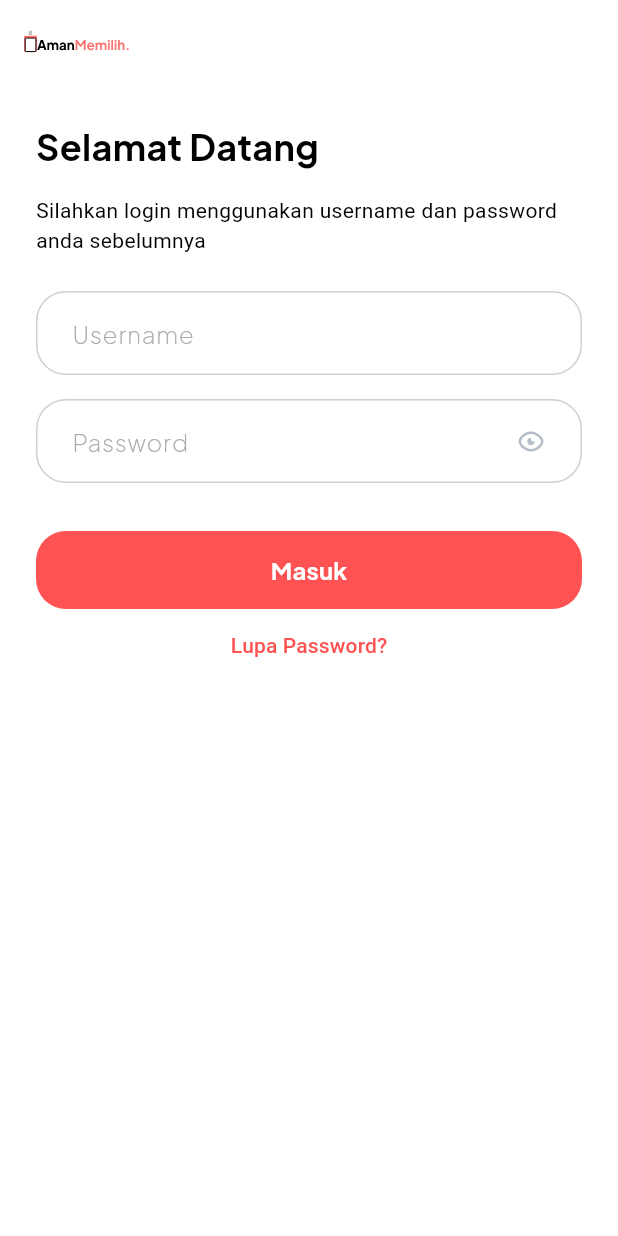
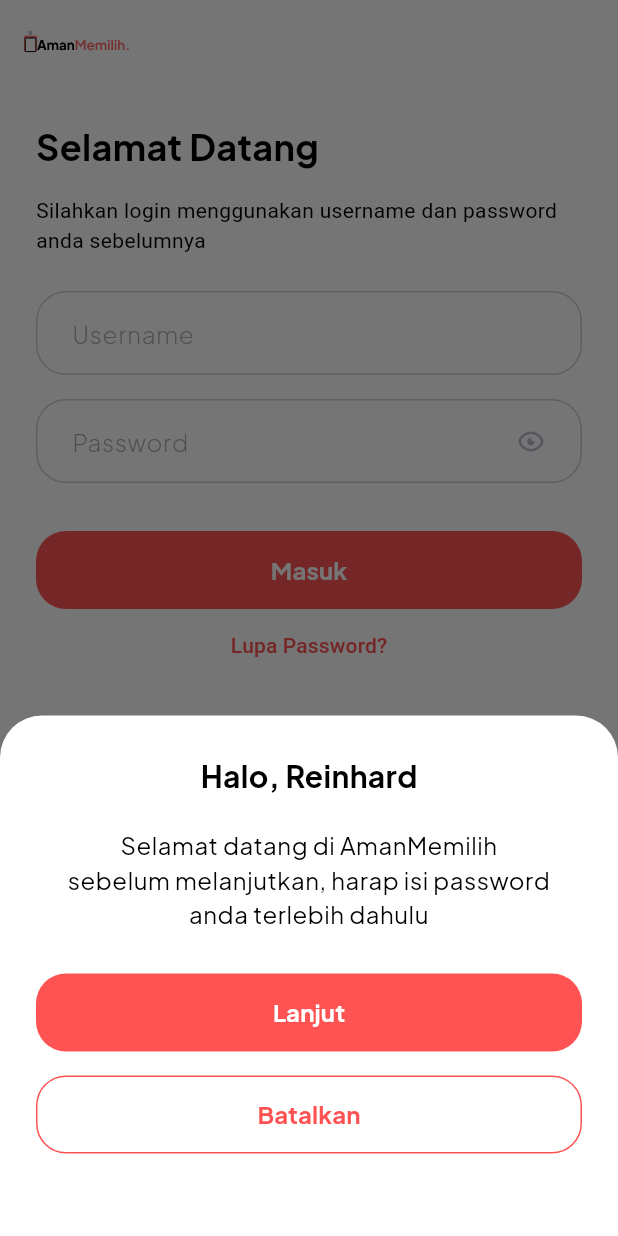
Before and after one commit to amanmemilih/amanmemilih-flutter, a Flutter app: the screen it shows after launch, after a tap on "Masuk", on a phone screen of 412 x 824 dp. Run offline on Flutter 3.47's test engine with Material 3 defaults, Android fonts, the phone set to English and light mode, and no system bars; our stand-ins replace dartz, dio, equatable, flutter_screenutil, flutter_svg, freezed_annotation and 3 more; missing offline and left inert: ua_client_hints.

Commit message:
feat: bottom sheet

```diff
--- /dev/null
+++ b/lib/core/widgets/bottom_sheet.dart
@@ -0,0 +1,71 @@
+import 'package:amanmemilih_mobile_app/core/widgets/elevated_button.dart';
+import 'package:amanmemilih_mobile_app/core/widgets/outlined_button.dart';
+import 'package:flutter/material.dart';
+import 'package:flutter_screenutil/flutter_screenutil.dart';
+import 'package:google_fonts/google_fonts.dart';
+
+class AMBottomSheet extends StatelessWidget {
+  const AMBottomSheet({
+    super.key,
+    required this.onContinue,
+    required this.onCancel,
+  });
+
+  final Function() onContinue;
+  final Function() onCancel;
+
+  @override
+  Widget build(BuildContext context) {
+    return Container(
+      height: 150.h,
+      decoration: const BoxDecoration(
+        borderRadius: BorderRadius.only(
+          topLeft: Radius.circular(16),
+          topRight: Radius.circular(16),
+        ),
+      ),
+      margin: const EdgeInsets.fromLTRB(24, 26, 24, 21),
+      width: double.infinity,
+      child: Column(
+        children: [
+          Text(
+            "Halo, Reinhard",
+            style: GoogleFonts.plusJakartaSans(
+              fontWeight: FontWeight.w700,
+              fontSize: 20,
+            ),
+          ),
+          const SizedBox(height: 20),
+          Text(
+            "Selamat datang di AmanMemilih",
+            textAlign: TextAlign.center,
+            style: GoogleFonts.plusJakartaSans(
+              fontWeight: FontWeight.w400,
+              fontSize: 16,
+              letterSpacing: 0.36,
+            ),
+          ),
+          Text(
+            "sebelum melanjutkan, harap isi password anda terlebih dahulu",
+            textAlign: TextAlign.center,
+            style: GoogleFonts.plusJakartaSans(
+              fontWeight: FontWeight.w400,
+              fontSize: 16,
+              letterSpacing: 0.36,
+            ),
+          ),
+          const SizedBox(height: 28),
+          AMElevatedButton(
+            title: "Lanjut",
+            onTap: onContinue,
+          ),
+          const SizedBox(height: 16),
+          AMOutlinedButton(
+            title: "Batalkan",
+            onTap: onCancel,
+          )
+        ],
+      ),
+    );
+  }
+}
--- /dev/null
+++ b/lib/core/widgets/outlined_button.dart
@@ -0,0 +1,36 @@
+import 'package:amanmemilih_mobile_app/core/constants/colors.dart';
+import 'package:flutter/material.dart';
+import 'package:google_fonts/google_fonts.dart';
+
+class AMOutlinedButton extends StatelessWidget {
+  const AMOutlinedButton({
+    super.key,
+    required this.title,
+    required this.onTap,
+  });
+
+  final String title;
+  final Function() onTap;
+
+  @override
+  Widget build(BuildContext context) {
+    return OutlinedButton(
+      onPressed: onTap,
+      style: OutlinedButton.styleFrom(
+        side: const BorderSide(color: colorPrimary),
+        minimumSize: const Size(double.infinity, 52),
+        shape: RoundedRectangleBorder(
+          borderRadius: BorderRadius.circular(20),
+        ),
+      ),
+      child: Text(
+        title,
+        style: GoogleFonts.plusJakartaSans(
+          color: colorPrimary,
+          fontWeight: FontWeight.w700,
+          fontSize: 16,
+        ),
+      ),
+    );
+  }
+}
--- a/lib/feature/login/presentation/login_screen.dart
+++ b/lib/feature/login/presentation/login_screen.dart
@@ -1,3 +1,4 @@
+import 'package:amanmemilih_mobile_app/core/widgets/bottom_sheet.dart';
 import 'package:amanmemilih_mobile_app/core/widgets/elevated_button.dart';
 import 'package:amanmemilih_mobile_app/core/widgets/text_button.dart';
 import 'package:amanmemilih_mobile_app/core/widgets/text_field.dart';
@@ -53,7 +54,13 @@ class LoginScreen extends StatelessWidget {
             SizedBox(height: 16.h),
             AMElevatedButton(
               title: "Masuk",
-              onTap: () {},
+              onTap: () => showModalBottomSheet(
+                context: context,
+                builder: (BuildContext context) => AMBottomSheet(
+                  onContinue: () {},
+                  onCancel: () {},
+                ),
+              ),
             ),
             AMTextButton(
               onTap: () {},
```
